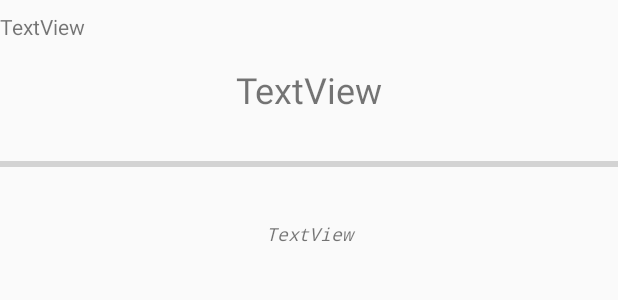
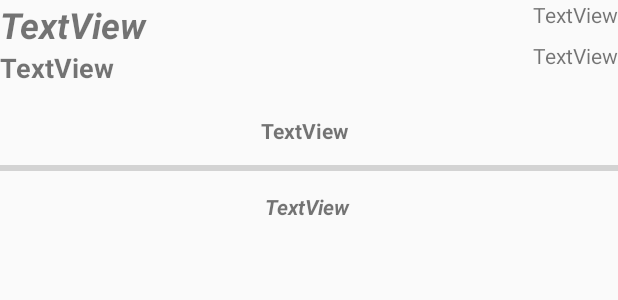
Before and after one commit to endkarn/projectNFC, an Android app: the layout custom_task_listview.xml on its own in the app's theme, with its tools: preview values and no code run, on a phone screen of 412 x 824 dp. Shown: the top 300 px of the screen. Run offline under Robolectric (Android 15) with nearby library versions, the phone set to English and light mode, and no system bars.

Commit message:
+ Exchange make update database (Task and Userprofile) + Task Page updated! + Fix TheStoreTaskFragment broken when firebase update some data

```diff
--- a/app/src/main/java/com/karnjang/firebasedemo/fragments/TheStoreItemListFragment.java
+++ b/app/src/main/java/com/karnjang/firebasedemo/fragments/TheStoreItemListFragment.java
@@ -125,6 +125,7 @@ public class TheStoreItemListFragment extends Fragment {
                     itemIntent.putExtra("ItemID", item.getItemId());
 
                     startActivity(itemIntent);
+                    getActivity().finish();
                 }
             });
             return theitemlistview;
--- a/app/src/main/res/layout/activity_exchange_item.xml
+++ b/app/src/main/res/layout/activity_exchange_item.xml
@@ -69,7 +69,7 @@
 
     </LinearLayout>
 
-    <ToggleButton
+    <Button
         android:id="@+id/buttonTimeOut"
         android:layout_width="100dp"
         android:layout_height="wrap_content"
@@ -87,6 +87,7 @@
         android:layout_height="wrap_content"
         android:layout_marginTop="8dp"
         android:text="TextView"
+        android:visibility="invisible"
         app:layout_constraintTop_toBottomOf="@+id/buttonTimeOut"
         tools:layout_editor_absoluteX="163dp" />
 
--- a/app/src/main/res/layout/custom_task_listview.xml
+++ b/app/src/main/res/layout/custom_task_listview.xml
@@ -7,63 +7,88 @@
 
     <FrameLayout
         android:layout_width="match_parent"
-        android:layout_height="173dp"
+        android:layout_height="175dp"
         android:layout_alignParentStart="true"
         android:layout_alignParentTop="true">
 
-        <LinearLayout
+        <android.support.constraint.ConstraintLayout
             android:layout_width="match_parent"
-            android:layout_height="match_parent"
-            android:orientation="vertical">
+            android:layout_height="match_parent">
 
             <TextView
-                android:id="@+id/taskTextCountDown"
-                android:layout_width="match_parent"
+                android:id="@+id/textStoreInfo"
+                android:layout_width="wrap_content"
                 android:layout_height="wrap_content"
-                android:layout_alignParentEnd="true"
-                android:layout_alignParentTop="true"
-                android:layout_marginTop="8dp"
                 android:text="TextView"
-                app:layout_constraintTop_toTopOf="parent"
-                tools:ignore="MissingConstraints"
-                tools:layout_editor_absoluteX="326dp" />
+                android:textSize="24sp"
+                android:textStyle="bold|italic"
+                app:layout_constraintStart_toStartOf="parent"
+                app:layout_constraintTop_toTopOf="parent" />
 
             <TextView
-                android:id="@+id/taskTextName"
-                android:layout_width="match_parent"
+                android:id="@+id/textTaskName"
+                android:layout_width="wrap_content"
                 android:layout_height="wrap_content"
-                android:layout_marginTop="16dp"
                 android:text="TextView"
-                android:textAlignment="center"
-                android:textSize="24sp"
-                app:layout_constraintTop_toTopOf="parent"
-                tools:ignore="MissingConstraints"
-                tools:layout_editor_absoluteX="143dp" />
+                android:textSize="18sp"
+                android:textStyle="bold"
+                app:layout_constraintStart_toStartOf="parent"
+                app:layout_constraintTop_toBottomOf="@+id/textStoreInfo" />
+
+            <TextView
+                android:id="@+id/textTaskDesc"
+                android:layout_width="wrap_content"
+                android:layout_height="wrap_content"
+                android:layout_marginEnd="166dp"
+                android:layout_marginStart="160dp"
+                android:layout_marginTop="20dp"
+                android:text="TextView"
+                android:textStyle="bold"
+                app:layout_constraintEnd_toEndOf="parent"
+                app:layout_constraintStart_toStartOf="parent"
+                app:layout_constraintTop_toBottomOf="@+id/textTaskName" />
+
+            <TextView
+                android:id="@+id/textTaskTimeLeft"
+                android:layout_width="wrap_content"
+                android:layout_height="wrap_content"
+                android:text="TextView"
+                app:layout_constraintEnd_toEndOf="parent"
+                app:layout_constraintTop_toTopOf="parent" />
 
             <ProgressBar
                 android:id="@+id/progressTaskBar"
-                style="?android:attr/progressBarStyleHorizontal"
+                style="@android:style/Widget.Material.ProgressBar.Horizontal"
                 android:layout_width="match_parent"
-                android:layout_height="51dp"
-                android:layout_marginTop="8dp"
-                app:layout_constraintTop_toBottomOf="@+id/taskTextName"
-                tools:ignore="MissingConstraints"
-                tools:layout_editor_absoluteX="72dp" />
+                android:layout_height="31dp"
+                app:layout_constraintEnd_toEndOf="parent"
+                app:layout_constraintHorizontal_bias="0.0"
+                app:layout_constraintStart_toStartOf="parent"
+                app:layout_constraintTop_toBottomOf="@+id/textTaskDesc" />
 
             <TextView
-                android:id="@+id/taskTextDesc"
-                android:layout_width="match_parent"
+                android:id="@+id/textTaskReward"
+                android:layout_width="wrap_content"
                 android:layout_height="wrap_content"
-                android:layout_marginTop="12dp"
-                android:fontFamily="monospace"
+                android:layout_marginEnd="164dp"
+                android:layout_marginStart="162dp"
                 android:text="TextView"
-                android:textAlignment="center"
-                android:textSize="12sp"
-                android:textStyle="italic"
-                app:layout_constraintTop_toBottomOf="@+id/progressTaskBar"
-                tools:ignore="MissingConstraints"
-                tools:layout_editor_absoluteX="164dp" />
-        </LinearLayout>
+                android:textSize="14sp"
+                android:textStyle="bold|italic"
+                app:layout_constraintEnd_toEndOf="parent"
+                app:layout_constraintStart_toStartOf="parent"
+                app:layout_constraintTop_toBottomOf="@+id/progressTaskBar" />
+
+            <TextView
+                android:id="@+id/textTaskStatus"
+                android:layout_width="wrap_content"
+                android:layout_height="wrap_content"
+                android:layout_marginTop="8dp"
+                android:text="TextView"
+                app:layout_constraintEnd_toEndOf="parent"
+                app:layout_constraintTop_toBottomOf="@+id/textTaskTimeLeft" />
+
+        </android.support.constraint.ConstraintLayout>
 
     </FrameLayout>
 
```
Also changed, not shown: app/src/main/java/com/karnjang/firebasedemo/ExchangeItemActivity.java (+31 -10 lines), app/src/main/java/com/karnjang/firebasedemo/fragments/TaskFragment.java (+61 -10 lines), app/src/main/java/com/karnjang/firebasedemo/fragments/TheStoreTaskFragment.java (+17 -4 lines), app/src/main/res/layout/fragment_the_store_task.xml (+9 -0 lines).
